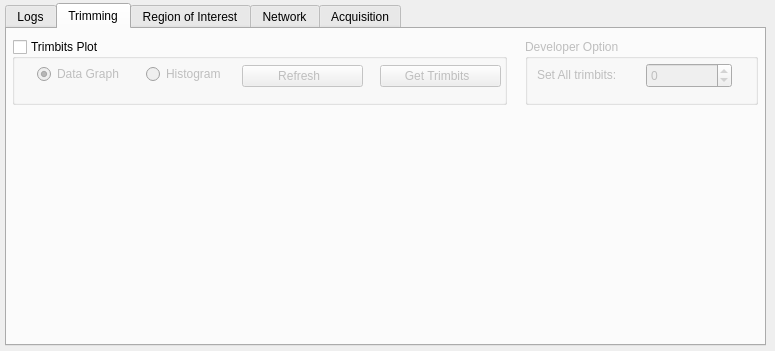
slsdetectorgroup/slsDetectorPackage, file slsDetectorGui/forms/form_tab_advanced.ui: the form before one commit.
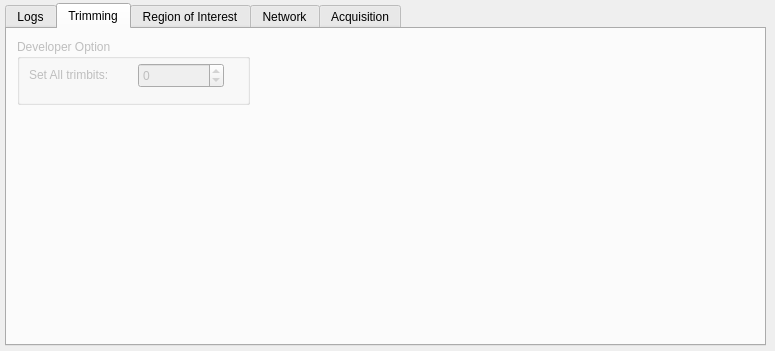
The form after the commit. Icons and pictures are not drawn.

Commit message: saving progress upto Advanced tab

The edit to the form file:
```diff
--- a/slsDetectorGui/forms/form_tab_advanced.ui
+++ b/slsDetectorGui/forms/form_tab_advanced.ui
@@ -65,117 +65,13 @@
     <attribute name="title">
      <string>Trimming</string>
     </attribute>
-    <widget class="QGroupBox" name="boxPlot">
-     <property name="geometry">
-      <rect>
-       <x>5</x>
-       <y>10</y>
-       <width>495</width>
-       <height>66</height>
-      </rect>
-     </property>
-     <property name="title">
-      <string>Trimbits Plot</string>
-     </property>
-     <property name="checkable">
-      <bool>true</bool>
-     </property>
-     <property name="checked">
-      <bool>false</bool>
-     </property>
-     <widget class="QWidget" name="horizontalLayoutWidget">
-      <property name="geometry">
-       <rect>
-        <x>230</x>
-        <y>15</y>
-        <width>259</width>
-        <height>44</height>
-       </rect>
-      </property>
-      <layout class="QHBoxLayout" name="horizontalLayout">
-       <property name="spacing">
-        <number>17</number>
-       </property>
-       <item>
-        <widget class="QPushButton" name="btnRefresh">
-         <property name="toolTip">
-          <string>&lt;nobr&gt;
-Updates plot with Trimbits from Shared Memory, not from Detector.
-&lt;/nobr&gt;</string>
-         </property>
-         <property name="autoFillBackground">
-          <bool>false</bool>
-         </property>
-         <property name="text">
-          <string>Refresh  </string>
-         </property>
-         <property name="icon">
-          <iconset resource="../include/icons.qrc">
-           <normaloff>:/icons/images/refresh.png</normaloff>:/icons/images/refresh.png</iconset>
-         </property>
-         <property name="iconSize">
-          <size>
-           <width>24</width>
-           <height>16</height>
-          </size>
-         </property>
-        </widget>
-       </item>
-       <item>
-        <widget class="QPushButton" name="btnGetTrimbits">
-         <property name="toolTip">
-          <string>&lt;nobr&gt;
-Plots Trimbits from Detector. This will take time.
-&lt;/nobr&gt;</string>
-         </property>
-         <property name="text">
-          <string>Get Trimbits  </string>
-         </property>
-         <property name="icon">
-          <iconset resource="../include/icons.qrc">
-           <normaloff>:/icons/images/download.png</normaloff>:/icons/images/download.png</iconset>
-         </property>
-        </widget>
-       </item>
-      </layout>
-     </widget>
-     <widget class="QWidget" name="gridLayoutWidget">
-      <property name="geometry">
-       <rect>
-        <x>25</x>
-        <y>20</y>
-        <width>211</width>
-        <height>31</height>
-       </rect>
-      </property>
-      <layout class="QGridLayout" name="gridLayout">
-       <item row="0" column="0">
-        <widget class="QRadioButton" name="radioDataGraph">
-         <property name="text">
-          <string>Data Graph</string>
-         </property>
-         <property name="checked">
-          <bool>true</bool>
-         </property>
-        </widget>
-       </item>
-       <item row="0" column="1">
-        <widget class="QRadioButton" name="radioHistogram">
-         <property name="text">
-          <string>Histogram</string>
-         </property>
-        </widget>
-       </item>
-      </layout>
-     </widget>
-    </widget>
     <widget class="QGroupBox" name="boxSetAllTrimbits">
      <property name="enabled">
       <bool>false</bool>
      </property>
      <property name="geometry">
       <rect>
-       <x>518</x>
+       <x>10</x>
        <y>10</y>
        <width>233</width>
        <height>66</height>
```
Left out of the diff: 5 changed lines with no effect on the pictures. The commit also changes 21 other files.
